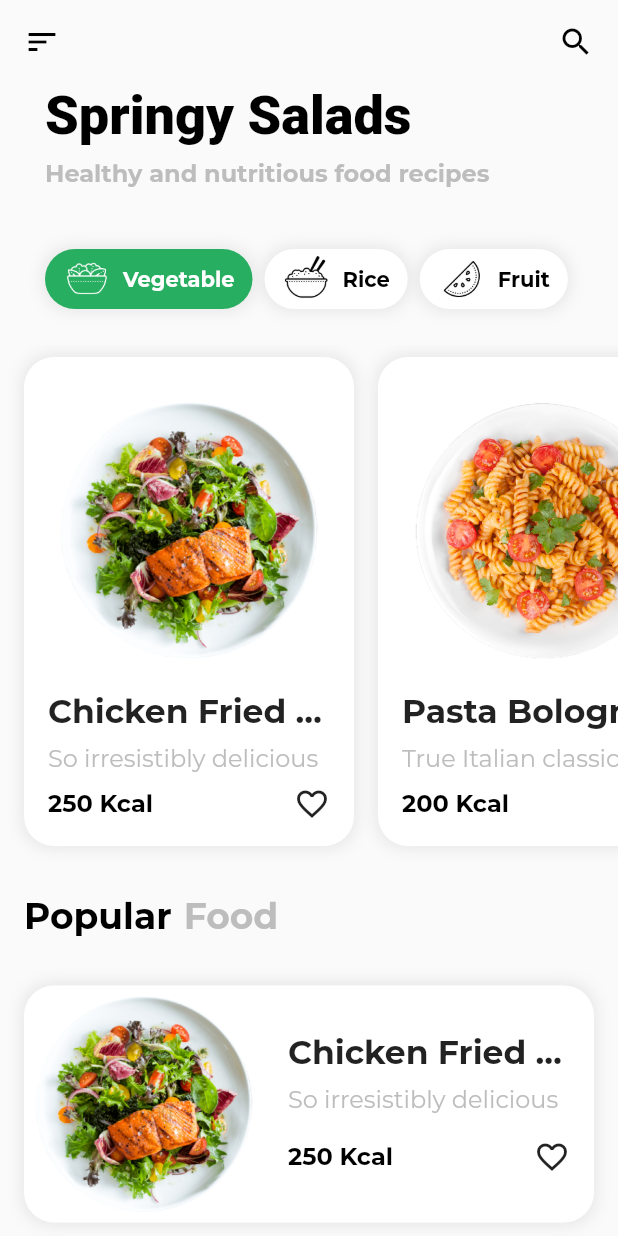
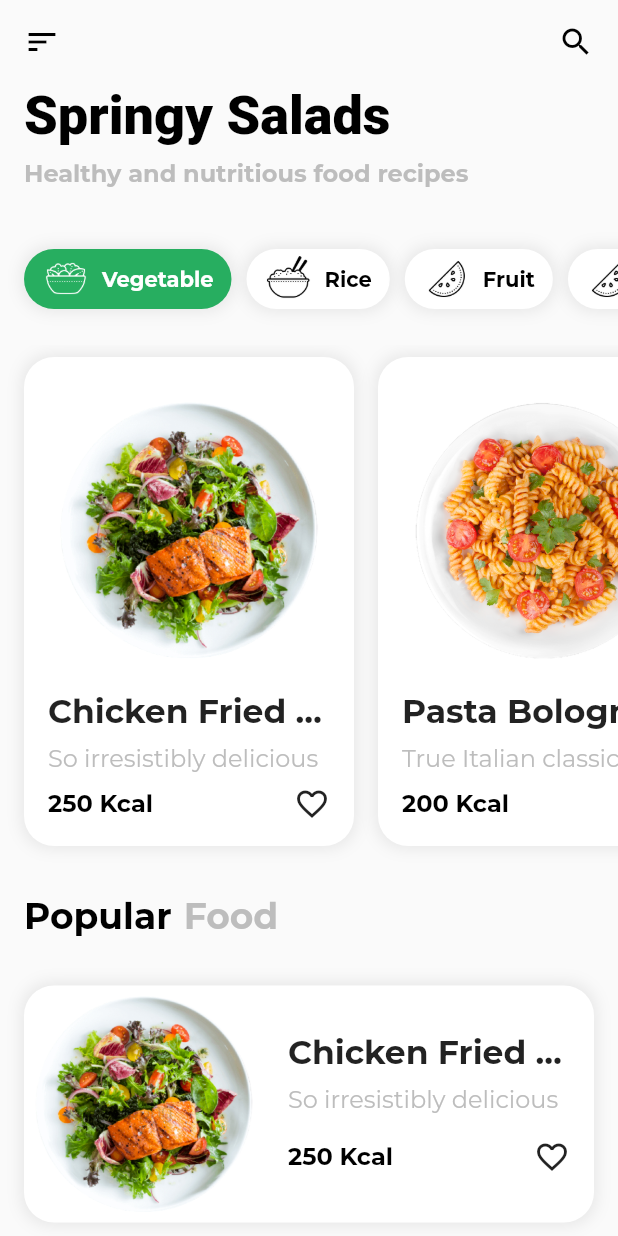
Before and after one commit to Danny-Dasilva/Recipe-App, a Flutter app: the screen it shows after launch, on a phone screen of 412 x 824 dp. Run offline on Flutter 3.47's test engine with Material 2 defaults, Android fonts, the phone set to English and light mode, and no system bars; our stand-ins replace flutter_slidable, get_it, google_fonts; missing offline and left inert: ferry, ferry_flutter, gql_http_link.

Commit message:
homepage scrolling

```diff
--- a/recipe-app/lib/explore.dart
+++ b/recipe-app/lib/explore.dart
@@ -49,7 +49,7 @@ class _ExploreState extends State<Explore> {
                     crossAxisAlignment: CrossAxisAlignment.start,
                     children: [
                       Padding(
-                        padding: EdgeInsets.symmetric(horizontal: 30),
+                        padding: EdgeInsets.symmetric(horizontal: 16),
                         child: Column(
                           crossAxisAlignment: CrossAxisAlignment.start,
                           children: [
@@ -64,17 +64,23 @@ class _ExploreState extends State<Explore> {
                               child: ListView(
                                 physics: BouncingScrollPhysics(),
                                 scrollDirection: Axis.horizontal,
+                                clipBehavior: Clip.none,
                                 children: [
                                   option(
                                       'Vegetable', 'assets/icons/salad.png', 0),
                                   SizedBox(
-                                    width: 8,
+                                    width: 10,
                                   ),
                                   option('Rice', 'assets/icons/rice.png', 1),
                                   SizedBox(
-                                    width: 8,
+                                    width: 10,
                                   ),
                                   option('Fruit', 'assets/icons/fruit.png', 2),
+                                  SizedBox(
+                                    width: 10,
+                                  ),
+                                  option('Fruit', 'assets/icons/fruit.png', 2),
+
                                 ],
                               ),
                             ),
```
